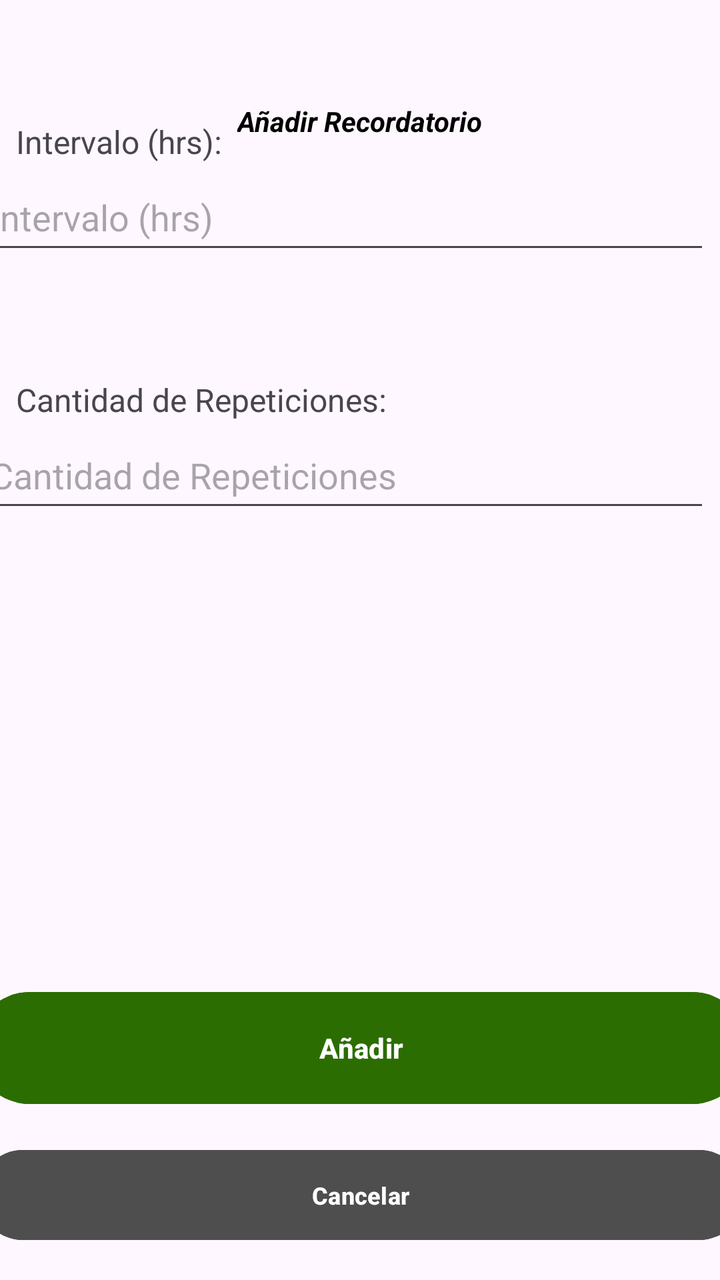
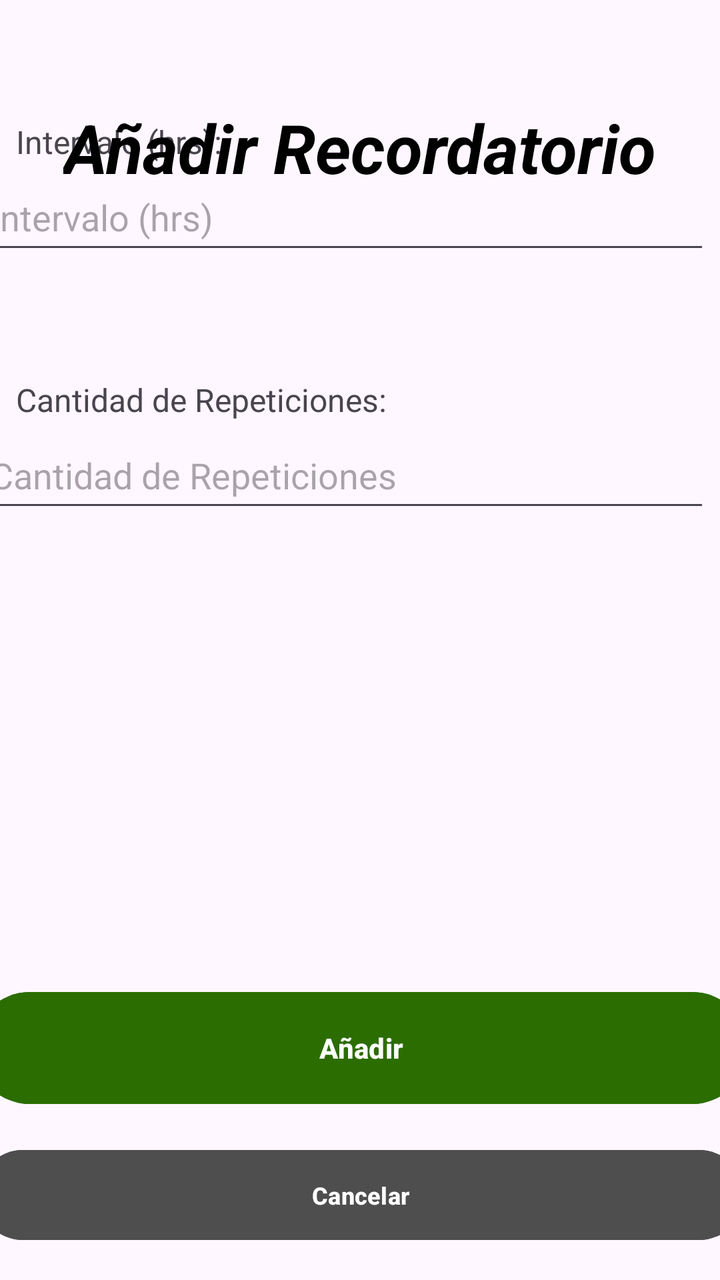

An Android layout rendered at two revisions. The XML below is the earlier revision; the diff shows what the commit changed to produce the second picture.
<!-- AndroidManifest.xml: application theme Theme.MobilesVC -->
<!-- res/layout/recordatorio_crear_view.xml -->
<?xml version="1.0" encoding="utf-8"?>
<androidx.constraintlayout.widget.ConstraintLayout xmlns:android="http://schemas.android.com/apk/res/android"
    xmlns:app="http://schemas.android.com/apk/res-auto"
    xmlns:tools="http://schemas.android.com/tools"
    android:layout_width="match_parent"
    android:layout_height="match_parent">

    <TextView
        android:id="@+id/textView51"
        android:layout_width="200dp"
        android:layout_height="22dp"
        android:text="Cantidad de Repeticiones:"
        android:textSize="16sp"
        app:layout_constraintBottom_toTopOf="@+id/vCantidadCrear"
        app:layout_constraintEnd_toEndOf="parent"
        app:layout_constraintHorizontal_bias="0.051"
        app:layout_constraintStart_toStartOf="parent" />

    <TextView
        android:id="@+id/textView50"
        android:layout_width="200dp"
        android:layout_height="22dp"
        android:text="Intervalo (hrs):"
        android:textSize="16sp"
        app:layout_constraintBottom_toTopOf="@+id/vIntervaloCrear"
        app:layout_constraintEnd_toEndOf="parent"
        app:layout_constraintHorizontal_bias="0.051"
        app:layout_constraintStart_toStartOf="parent" />

    <com.google.android.material.textfield.TextInputEditText
        android:id="@+id/vIntervaloCrear"
        android:layout_width="364dp"
        android:layout_height="50dp"
        android:layout_marginStart="16dp"
        android:layout_marginEnd="31dp"
        android:layout_marginBottom="79dp"
        android:hint="Intervalo (hrs)"
        app:layout_constraintBottom_toTopOf="@+id/vCantidadCrear"
        app:layout_constraintEnd_toEndOf="parent"
        app:layout_constraintStart_toStartOf="parent" />

    <com.google.android.material.textfield.TextInputEditText
        android:id="@+id/vCantidadCrear"
        android:layout_width="364dp"
        android:layout_height="50dp"
        android:layout_marginStart="16dp"
        android:layout_marginEnd="31dp"
        android:layout_marginBottom="231dp"
        android:hint="Cantidad de Repeticiones"
        app:layout_constraintBottom_toTopOf="@+id/vCrearRecordatorio"
        app:layout_constraintEnd_toEndOf="parent"
        app:layout_constraintStart_toStartOf="parent" />

    <Button
        android:id="@+id/vVolverCrearRecordatorio"
        android:layout_width="383dp"
        android:layout_height="53dp"
        android:layout_marginHorizontal="24dp"
        android:layout_marginBottom="16dp"
        android:backgroundTint="#4E4E4E"
        android:paddingVertical="10dp"
        android:text="Cancelar"
        android:textSize="12sp"
        android:textStyle="bold"
        android:visibility="visible"
        app:layout_constraintBottom_toBottomOf="parent"
        app:layout_constraintEnd_toEndOf="parent"
        app:layout_constraintHorizontal_bias="0.5"
        app:layout_constraintStart_toStartOf="parent" />

    <Button
        android:id="@+id/vCrearRecordatorio"
        android:layout_width="387dp"
        android:layout_height="64dp"
        android:layout_marginBottom="84dp"
        android:backgroundTint="#2C6D01"
        android:paddingVertical="14dp"
        android:text="Añadir"
        android:textStyle="bold"
        app:layout_constraintBottom_toBottomOf="parent"
        app:layout_constraintEnd_toEndOf="parent"
        app:layout_constraintHorizontal_bias="0.5"
        app:layout_constraintStart_toStartOf="parent" />

    <TextView
        android:id="@+id/textView9"
        android:layout_width="wrap_content"
        android:layout_height="wrap_content"
        android:layout_marginStart="92dp"
        android:layout_marginTop="51dp"
        android:layout_marginEnd="92dp"
        android:fontFamily="sans-serif"
        android:text="Añadir Recordatorio"
        android:textColor="#000000"
        android:textStyle="bold|italic"
        app:layout_constraintEnd_toEndOf="parent"
        app:layout_constraintStart_toStartOf="parent"
        app:layout_constraintTop_toTopOf="parent"
        tools:textSize="26sp" />
</androidx.constraintlayout.widget.ConstraintLayout>
<!-- resources referenced by this layout -->
<resources>
  <style name="Theme.MobilesVC" parent="Base.Theme.MobilesVC" />
  <style name="Base.Theme.MobilesVC" parent="Theme.Material3.DayNight.NoActionBar">
          
          
      </style>
</resources>

<!-- the commit's change to res/layout/recordatorio_crear_view.xml (unified diff, before → after) -->
@@ -92,6 +92,7 @@
         android:fontFamily="sans-serif"
         android:text="Añadir Recordatorio"
         android:textColor="#000000"
+        android:textSize="34sp"
         android:textStyle="bold|italic"
         app:layout_constraintEnd_toEndOf="parent"
         app:layout_constraintStart_toStartOf="parent"
